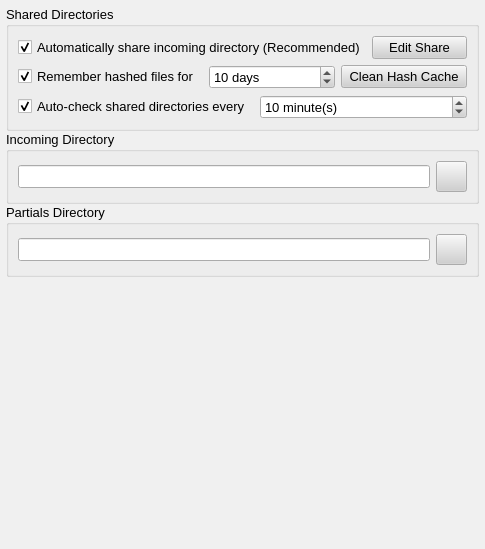
Above: retroshare-gui/src/gui/settings/DirectoriesPage.ui from RetroShare/RetroShare before the change. Below: the same form after it.
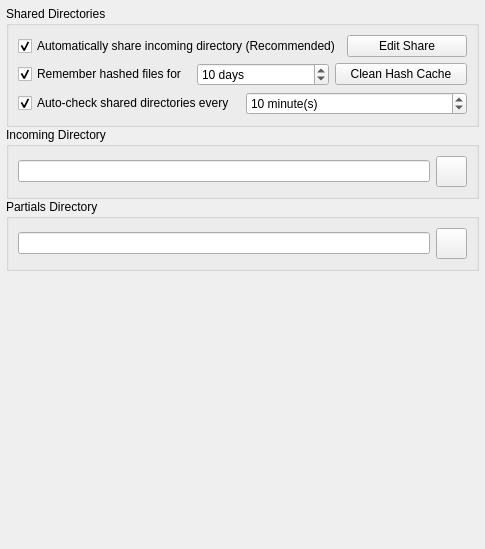
That is the form after the change. Icons and pictures are not drawn.

```diff
--- a/retroshare-gui/src/gui/settings/DirectoriesPage.ui
+++ b/retroshare-gui/src/gui/settings/DirectoriesPage.ui
@@ -10,498 +10,6 @@
     <height>549</height>
    </rect>
   </property>
-  <property name="sizePolicy">
-   <sizepolicy hsizetype="Expanding" vsizetype="Expanding">
-    <horstretch>0</horstretch>
-    <verstretch>0</verstretch>
-   </sizepolicy>
-  </property>
-  <property name="palette">
-   <palette>
-    <active>
-     <colorrole role="WindowText">
-      <brush brushstyle="SolidPattern">
-       <color alpha="255">
-        <red>0</red>
-        <green>0</green>
-        <blue>0</blue>
-       </color>
-      </brush>
-     </colorrole>
-     <colorrole role="Button">
-      <brush brushstyle="SolidPattern">
-       <color alpha="255">
-        <red>208</red>
-        <green>208</green>
-        <blue>208</blue>
-       </color>
-      </brush>
-     </colorrole>
-     <colorrole role="Light">
-      <brush brushstyle="SolidPattern">
-       <color alpha="255">
-        <red>255</red>
-        <green>255</green>
-        <blue>255</blue>
-       </color>
-      </brush>
-     </colorrole>
-     <colorrole role="Midlight">
-      <brush brushstyle="SolidPattern">
-       <color alpha="255">
-        <red>247</red>
-        <green>247</green>
-        <blue>247</blue>
-       </color>
-      </brush>
-     </colorrole>
-     <colorrole role="Dark">
-      <brush brushstyle="SolidPattern">
-       <color alpha="255">
-        <red>104</red>
-        <green>104</green>
-        <blue>104</blue>
-       </color>
-      </brush>
-     </colorrole>
-     <colorrole role="Mid">
-      <brush brushstyle="SolidPattern">
-       <color alpha="255">
-        <red>139</red>
-        <green>139</green>
-        <blue>139</blue>
-       </color>
-      </brush>
-     </colorrole>
-     <colorrole role="Text">
-      <brush brushstyle="SolidPattern">
-       <color alpha="255">
-        <red>0</red>
-        <green>0</green>
-        <blue>0</blue>
-       </color>
-      </brush>
-     </colorrole>
-     <colorrole role="BrightText">
-      <brush brushstyle="SolidPattern">
-       <color alpha="255">
-        <red>255</red>
-        <green>255</green>
-        <blue>255</blue>
-       </color>
-      </brush>
-     </colorrole>
-     <colorrole role="ButtonText">
-      <brush brushstyle="SolidPattern">
-       <color alpha="255">
-        <red>0</red>
-        <green>0</green>
-        <blue>0</blue>
-       </color>
-      </brush>
-     </colorrole>
-     <colorrole role="Base">
-      <brush brushstyle="SolidPattern">
-       <color alpha="255">
-        <red>255</red>
-        <green>255</green>
-        <blue>255</blue>
-       </color>
-      </brush>
-     </colorrole>
-     <colorrole role="Window">
-      <brush brushstyle="SolidPattern">
-       <color alpha="255">
-        <red>240</red>
-        <green>240</green>
-        <blue>240</blue>
-       </color>
-      </brush>
-     </colorrole>
-     <colorrole role="Shadow">
-      <brush brushstyle="SolidPattern">
-       <color alpha="255">
-        <red>0</red>
-        <green>0</green>
-        <blue>0</blue>
-       </color>
-      </brush>
-     </colorrole>
-     <colorrole role="Highlight">
-      <brush brushstyle="SolidPattern">
-       <color alpha="255">
-        <red>0</red>
-        <green>0</green>
-        <blue>128</blue>
-       </color>
-      </brush>
-     </colorrole>
-     <colorrole role="HighlightedText">
-      <brush brushstyle="SolidPattern">
-       <color alpha="255">
-        <red>255</red>
-        <green>255</green>
-        <blue>255</blue>
-       </color>
-      </brush>
-     </colorrole>
-     <colorrole role="Link">
-      <brush brushstyle="SolidPattern">
-       <color alpha="255">
-        <red>0</red>
-        <green>0</green>
-        <blue>255</blue>
-       </color>
-      </brush>
-     </colorrole>
-     <colorrole role="LinkVisited">
-      <brush brushstyle="SolidPattern">
-       <color alpha="255">
-        <red>255</red>
-        <green>0</green>
-        <blue>255</blue>
-       </color>
-      </brush>
-     </colorrole>
-     <colorrole role="AlternateBase">
-      <brush brushstyle="SolidPattern">
-       <color alpha="255">
-        <red>231</red>
-        <green>231</green>
-        <blue>231</blue>
-       </color>
-      </brush>
-     </colorrole>
-    </active>
-    <inactive>
-     <colorrole role="WindowText">
-      <brush brushstyle="SolidPattern">
-       <color alpha="255">
-        <red>0</red>
-        <green>0</green>
-        <blue>0</blue>
-       </color>
-      </brush>
-     </colorrole>
-     <colorrole role="Button">
-      <brush brushstyle="SolidPattern">
-       <color alpha="255">
-        <red>208</red>
-        <green>208</green>
-        <blue>208</blue>
-       </color>
-      </brush>
-     </colorrole>
-     <colorrole role="Light">
-      <brush brushstyle="SolidPattern">
-       <color alpha="255">
-        <red>255</red>
-        <green>255</green>
-        <blue>255</blue>
-       </color>
-      </brush>
-     </colorrole>
-     <colorrole role="Midlight">
-      <brush brushstyle="SolidPattern">
-       <color alpha="255">
-        <red>247</red>
-        <green>247</green>
-        <blue>247</blue>
-       </color>
-      </brush>
-     </colorrole>
-     <colorrole role="Dark">
-      <brush brushstyle="SolidPattern">
-       <color alpha="255">
-        <red>104</red>
-        <green>104</green>
-        <blue>104</blue>
-       </color>
-      </brush>
-     </colorrole>
-     <colorrole role="Mid">
-      <brush brushstyle="SolidPattern">
-       <color alpha="255">
-        <red>139</red>
-        <green>139</green>
-        <blue>139</blue>
-       </color>
-      </brush>
-     </colorrole>
-     <colorrole role="Text">
-      <brush brushstyle="SolidPattern">
-       <color alpha="255">
-        <red>0</red>
-        <green>0</green>
-        <blue>0</blue>
-       </color>
-      </brush>
-     </colorrole>
-     <colorrole role="BrightText">
-      <brush brushstyle="SolidPattern">
-       <color alpha="255">
-        <red>255</red>
-        <green>255</green>
-        <blue>255</blue>
-       </color>
-      </brush>
-     </colorrole>
-     <colorrole role="ButtonText">
-      <brush brushstyle="SolidPattern">
-       <color alpha="255">
-        <red>0</red>
-        <green>0</green>
-        <blue>0</blue>
-       </color>
-      </brush>
-     </colorrole>
-     <colorrole role="Base">
-      <brush brushstyle="SolidPattern">
-       <color alpha="255">
-        <red>255</red>
-        <green>255</green>
-        <blue>255</blue>
-       </color>
-      </brush>
-     </colorrole>
-     <colorrole role="Window">
-      <brush brushstyle="SolidPattern">
-       <color alpha="255">
-        <red>240</red>
-        <green>240</green>
-        <blue>240</blue>
-       </color>
-      </brush>
-     </colorrole>
-     <colorrole role="Shadow">
-      <brush brushstyle="SolidPattern">
-       <color alpha="255">
-        <red>0</red>
-        <green>0</green>
-        <blue>0</blue>
-       </color>
-      </brush>
-     </colorrole>
-     <colorrole role="Highlight">
-      <brush brushstyle="SolidPattern">
-       <color alpha="255">
-        <red>192</red>
-        <green>192</green>
-        <blue>192</blue>
-       </color>
-      </brush>
-     </colorrole>
-     <colorrole role="HighlightedText">
-      <brush brushstyle="SolidPattern">
-       <color alpha="255">
-        <red>0</red>
-        <green>0</green>
-        <blue>0</blue>
-       </color>
-      </brush>
-     </colorrole>
-     <colorrole role="Link">
-      <brush brushstyle="SolidPattern">
-       <color alpha="255">
-        <red>0</red>
-        <green>0</green>
-        <blue>255</blue>
-       </color>
-      </brush>
-     </colorrole>
-     <colorrole role="LinkVisited">
-      <brush brushstyle="SolidPattern">
-       <color alpha="255">
-        <red>255</red>
-        <green>0</green>
-        <blue>255</blue>
-       </color>
-      </brush>
-     </colorrole>
-     <colorrole role="AlternateBase">
-      <brush brushstyle="SolidPattern">
-       <color alpha="255">
-        <red>231</red>
-        <green>231</green>
-        <blue>231</blue>
-       </color>
-      </brush>
-     </colorrole>
-    </inactive>
-    <disabled>
-     <colorrole role="WindowText">
-      <brush brushstyle="SolidPattern">
-       <color alpha="255">
-        <red>104</red>
-        <green>104</green>
-        <blue>104</blue>
-       </color>
-      </brush>
-     </colorrole>
-     <colorrole role="Button">
-      <brush brushstyle="SolidPattern">
-       <color alpha="255">
-        <red>208</red>
-        <green>208</green>
-        <blue>208</blue>
-       </color>
-      </brush>
-     </colorrole>
-     <colorrole role="Light">
-      <brush brushstyle="SolidPattern">
-       <color alpha="255">
-        <red>255</red>
-        <green>255</green>
-        <blue>255</blue>
-       </color>
-      </brush>
-     </colorrole>
-     <colorrole role="Midlight">
-      <brush brushstyle="SolidPattern">
-       <color alpha="255">
-        <red>247</red>
-        <green>247</green>
-        <blue>247</blue>
-       </color>
-      </brush>
-     </colorrole>
-     <colorrole role="Dark">
-      <brush brushstyle="SolidPattern">
-       <color alpha="255">
-        <red>104</red>
-        <green>104</green>
-        <blue>104</blue>
-       </color>
-      </brush>
-     </colorrole>
-     <colorrole role="Mid">
-      <brush brushstyle="SolidPattern">
-       <color alpha="255">
-        <red>139</red>
-        <green>139</green>
-        <blue>139</blue>
-       </color>
-      </brush>
-     </colorrole>
-     <colorrole role="Text">
-      <brush brushstyle="SolidPattern">
-       <color alpha="255">
-        <red>104</red>
-        <green>104</green>
-        <blue>104</blue>
-       </color>
-      </brush>
-     </colorrole>
-     <colorrole role="BrightText">
-      <brush brushstyle="SolidPattern">
-       <color alpha="255">
-        <red>255</red>
-        <green>255</green>
-        <blue>255</blue>
-       </color>
-      </brush>
-     </colorrole>
-     <colorrole role="ButtonText">
-      <brush brushstyle="SolidPattern">
-       <color alpha="255">
-        <red>104</red>
-        <green>104</green>
-        <blue>104</blue>
-       </color>
-      </brush>
-     </colorrole>
-     <colorrole role="Base">
-      <brush brushstyle="SolidPattern">
-       <color alpha="255">
-        <red>240</red>
-        <green>240</green>
-        <blue>240</blue>
-       </color>
-      </brush>
-     </colorrole>
-     <colorrole role="Window">
-      <brush brushstyle="SolidPattern">
-       <color alpha="255">
-        <red>240</red>
-        <green>240</green>
-        <blue>240</blue>
-       </color>
-      </brush>
-     </colorrole>
-     <colorrole role="Shadow">
-      <brush brushstyle="SolidPattern">
-       <color alpha="255">
-        <red>0</red>
-        <green>0</green>
-        <blue>0</blue>
-       </color>
-      </brush>
-     </colorrole>
-     <colorrole role="Highlight">
-      <brush brushstyle="SolidPattern">
-       <color alpha="255">
-        <red>0</red>
-        <green>0</green>
-        <blue>128</blue>
-       </color>
-      </brush>
-     </colorrole>
-     <colorrole role="HighlightedText">
-      <brush brushstyle="SolidPattern">
-       <color alpha="255">
-        <red>255</red>
-        <green>255</green>
-        <blue>255</blue>
-       </color>
-      </brush>
-     </colorrole>
-     <colorrole role="Link">
-      <brush brushstyle="SolidPattern">
-       <color alpha="255">
-        <red>0</red>
-        <green>0</green>
-        <blue>255</blue>
-       </color>
-      </brush>
-     </colorrole>
-     <colorrole role="LinkVisited">
-      <brush brushstyle="SolidPattern">
-       <color alpha="255">
-        <red>255</red>
-        <green>0</green>
-        <blue>255</blue>
-       </color>
-      </brush>
-     </colorrole>
-     <colorrole role="AlternateBase">
-      <brush brushstyle="SolidPattern">
-       <color alpha="255">
-        <red>231</red>
-        <green>231</green>
-        <blue>231</blue>
-       </color>
-      </brush>
-     </colorrole>
-    </disabled>
-   </palette>
-  </property>
-  <property name="font">
-   <font>
-    <family>Arial</family>
-    <pointsize>10</pointsize>
-    <weight>50</weight>
-    <italic>false</italic>
-    <bold>false</bold>
-    <underline>false</underline>
-    <strikeout>false</strikeout>
-   </font>
-  </property>
-  <property name="mouseTracking">
-   <bool>true</bool>
-  </property>
-  <property name="contextMenuPolicy">
-   <enum>Qt::NoContextMenu</enum>
-  </property>
   <layout class="QGridLayout">
    <property name="margin">
     <number>6</number>
```
